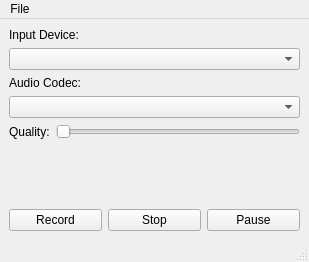
This is examples/recorder/recorder.ui in qtproject/qt-mobility as Qt 5 draws it before an edit. The edited form follows.
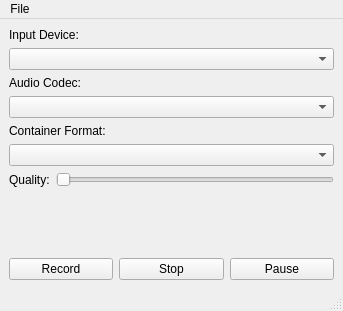
This is the edited form.

Commit message: added container format selection to capture example

Diff of the .ui file:
```diff
--- a/examples/recorder/recorder.ui
+++ b/examples/recorder/recorder.ui
@@ -6,8 +6,8 @@
    <rect>
     <x>0</x>
     <y>0</y>
-    <width>309</width>
-    <height>262</height>
+    <width>343</width>
+    <height>311</height>
    </rect>
   </property>
   <property name="windowTitle">
@@ -35,21 +35,31 @@
     <item row="3" column="0" colspan="2">
      <widget class="QComboBox" name="audioCodecBox"/>
     </item>
-    <item row="4" column="0">
+    <item row="4" column="0" colspan="2">
+     <widget class="QLabel" name="label_4">
+      <property name="text">
+       <string>Container Format:</string>
+      </property>
+     </widget>
+    </item>
+    <item row="5" column="0" colspan="2">
+     <widget class="QComboBox" name="containerFormatBox"/>
+    </item>
+    <item row="6" column="0">
      <widget class="QLabel" name="label_3">
       <property name="text">
        <string>Quality:</string>
       </property>
      </widget>
     </item>
-    <item row="4" column="1">
+    <item row="6" column="1">
      <widget class="QSlider" name="qualitySlider">
       <property name="orientation">
        <enum>Qt::Horizontal</enum>
       </property>
      </widget>
     </item>
-    <item row="5" column="0">
+    <item row="7" column="0">
      <spacer name="verticalSpacer">
       <property name="orientation">
        <enum>Qt::Vertical</enum>
@@ -62,7 +72,7 @@
       </property>
      </spacer>
     </item>
-    <item row="6" column="0" colspan="2">
+    <item row="8" column="0" colspan="2">
      <layout class="QHBoxLayout" name="horizontalLayout">
       <item>
        <widget class="QPushButton" name="recordButton">
@@ -94,7 +104,7 @@
     <rect>
      <x>0</x>
      <y>0</y>
-     <width>309</width>
+     <width>343</width>
      <height>27</height>
     </rect>
    </property>
```
Left out of the diff: 35 changed lines with no effect on the pictures. The commit also changes 2 other files.
